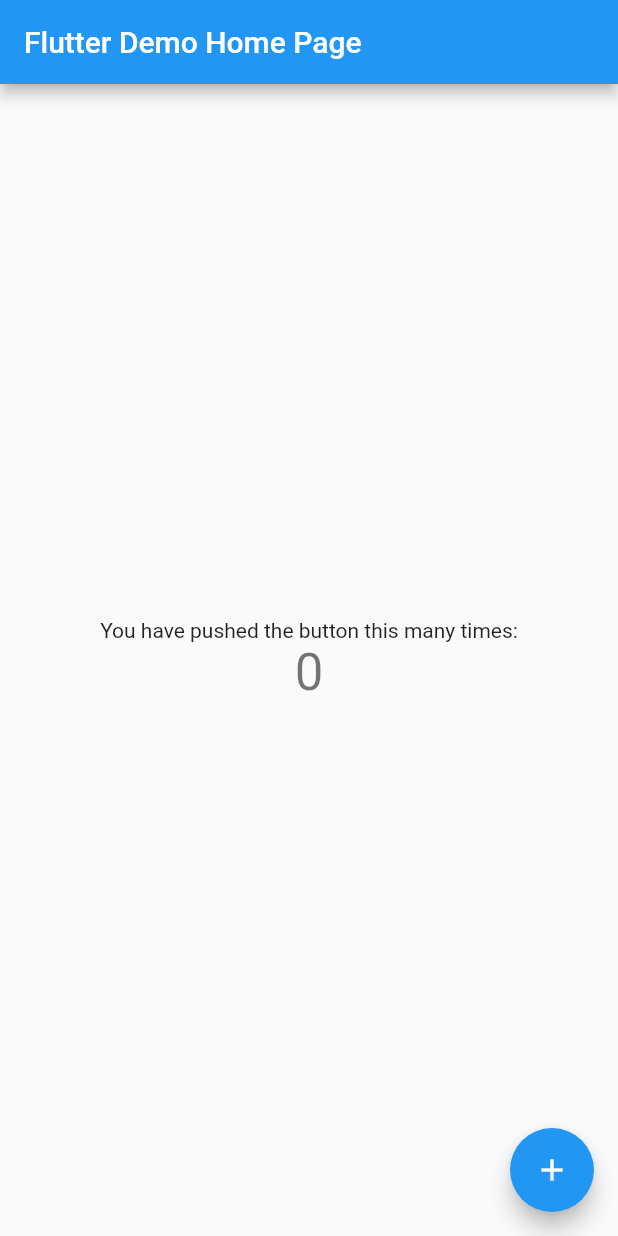
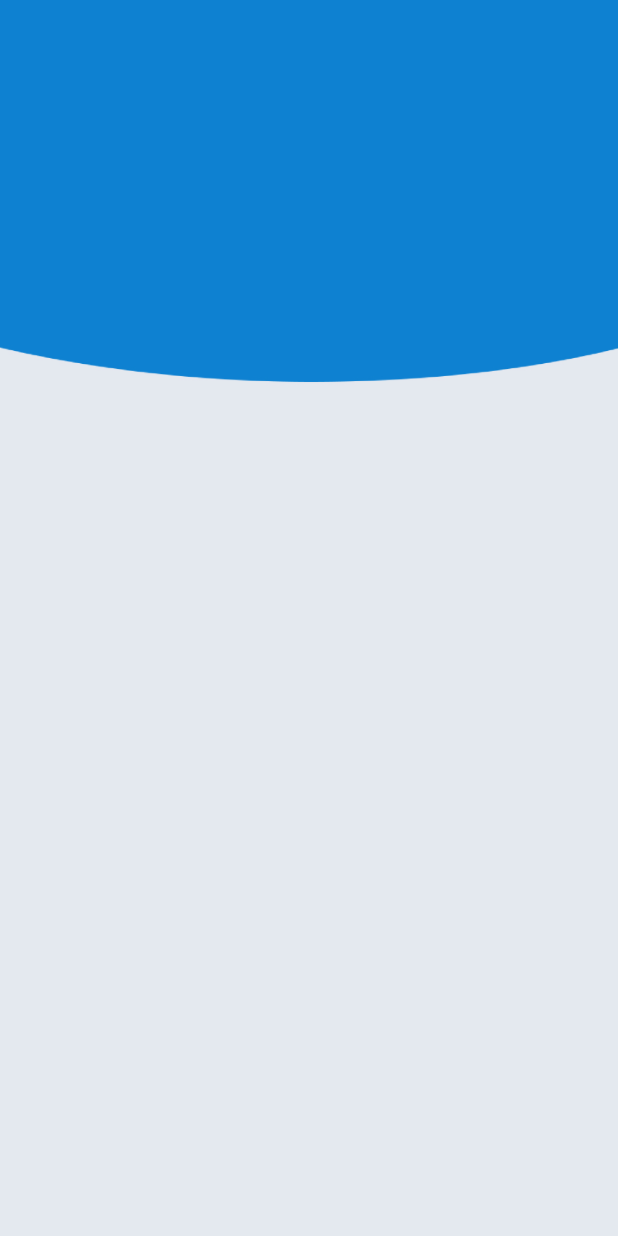
Before and after one commit to farihanoor/flutter_grid_layout, a Flutter app: the screen it shows after launch, on a phone screen of 412 x 824 dp. Run offline on Flutter 3.47's test engine with Material 2 defaults, Android fonts, the phone set to English and light mode, and no system bars.

Commit message:
cover photo added

```diff
--- /dev/null
+++ b/flutter_grid_layout/lib/gridLayout.dart
@@ -0,0 +1,31 @@
+import 'package:flutter/material.dart';
+
+class GridLayout extends StatelessWidget {
+  List<String> events = [
+    "Calender",
+    "Family",
+    "Friends",
+    "Lovely",
+    "Me",
+    "Team",
+  ];
+
+  @override
+  Widget build(BuildContext context) {
+    return Scaffold(
+      body: Container(
+        decoration: BoxDecoration(
+         image: DecorationImage(
+          image: AssetImage(
+            "assets/bg.png",
+          ),
+          fit: BoxFit.cover,
+         ),
+        ),
+        child: Container(
+
+        ),
+      ),
+    );
+  }
+}
--- a/flutter_grid_layout/lib/main.dart
+++ b/flutter_grid_layout/lib/main.dart
@@ -1,113 +1,8 @@
 import 'package:flutter/material.dart';
+import './gridLayout.dart';
 
-void main() {
-  runApp(MyApp());
-}
-
-class MyApp extends StatelessWidget {
-  // This widget is the root of your application.
-  @override
-  Widget build(BuildContext context) {
-    return MaterialApp(
-      title: 'Flutter Demo',
-      theme: ThemeData(
-        // This is the theme of your application.
-        //
-        // Try running your application with "flutter run". You'll see the
-        // application has a blue toolbar. Then, without quitting the app, try
-        // changing the primarySwatch below to Colors.green and then invoke
-        // "hot reload" (press "r" in the console where you ran "flutter run",
-        // or simply save your changes to "hot reload" in a Flutter IDE).
-        // Notice that the counter didn't reset back to zero; the application
-        // is not restarted.
-        primarySwatch: Colors.blue,
-      ),
-      home: MyHomePage(title: 'Flutter Demo Home Page'),
-    );
-  }
-}
-
-class MyHomePage extends StatefulWidget {
-  MyHomePage({Key key, this.title}) : super(key: key);
-
-  // This widget is the home page of your application. It is stateful, meaning
-  // that it has a State object (defined below) that contains fields that affect
-  // how it looks.
-
-  // This class is the configuration for the state. It holds the values (in this
-  // case the title) provided by the parent (in this case the App widget) and
-  // used by the build method of the State. Fields in a Widget subclass are
-  // always marked "final".
-
-  final String title;
-
-  @override
-  _MyHomePageState createState() => _MyHomePageState();
-}
-
-class _MyHomePageState extends State<MyHomePage> {
-  int _counter = 0;
-
-  void _incrementCounter() {
-    setState(() {
-      // This call to setState tells the Flutter framework that something has
-      // changed in this State, which causes it to rerun the build method below
-      // so that the display can reflect the updated values. If we changed
-      // _counter without calling setState(), then the build method would not be
-      // called again, and so nothing would appear to happen.
-      _counter++;
-    });
-  }
-
-  @override
-  Widget build(BuildContext context) {
-    // This method is rerun every time setState is called, for instance as done
-    // by the _incrementCounter method above.
-    //
-    // The Flutter framework has been optimized to make rerunning build methods
-    // fast, so that you can just rebuild anything that needs updating rather
-    // than having to individually change instances of widgets.
-    return Scaffold(
-      appBar: AppBar(
-        // Here we take the value from the MyHomePage object that was created by
-        // the App.build method, and use it to set our appbar title.
-        title: Text(widget.title),
-      ),
-      body: Center(
-        // Center is a layout widget. It takes a single child and positions it
-        // in the middle of the parent.
-        child: Column(
-          // Column is also a layout widget. It takes a list of children and
-          // arranges them vertically. By default, it sizes itself to fit its
-          // children horizontally, and tries to be as tall as its parent.
-          //
-          // Invoke "debug painting" (press "p" in the console, choose the
-          // "Toggle Debug Paint" action from the Flutter Inspector in Android
-          // Studio, or the "Toggle Debug Paint" command in Visual Studio Code)
-          // to see the wireframe for each widget.
-          //
-          // Column has various properties to control how it sizes itself and
-          // how it positions its children. Here we use mainAxisAlignment to
-          // center the children vertically; the main axis here is the vertical
-          // axis because Columns are vertical (the cross axis would be
-          // horizontal).
-          mainAxisAlignment: MainAxisAlignment.center,
-          children: <Widget>[
-            Text(
-              'You have pushed the button this many times:',
-            ),
-            Text(
-              '$_counter',
-              style: Theme.of(context).textTheme.headline4,
-            ),
-          ],
-        ),
-      ),
-      floatingActionButton: FloatingActionButton(
-        onPressed: _incrementCounter,
-        tooltip: 'Increment',
-        child: Icon(Icons.add),
-      ), // This trailing comma makes auto-formatting nicer for build methods.
-    );
-  }
-}
+void main() => runApp(
+  MaterialApp(home:
+    GridLayout()
+  ),
+);
```
